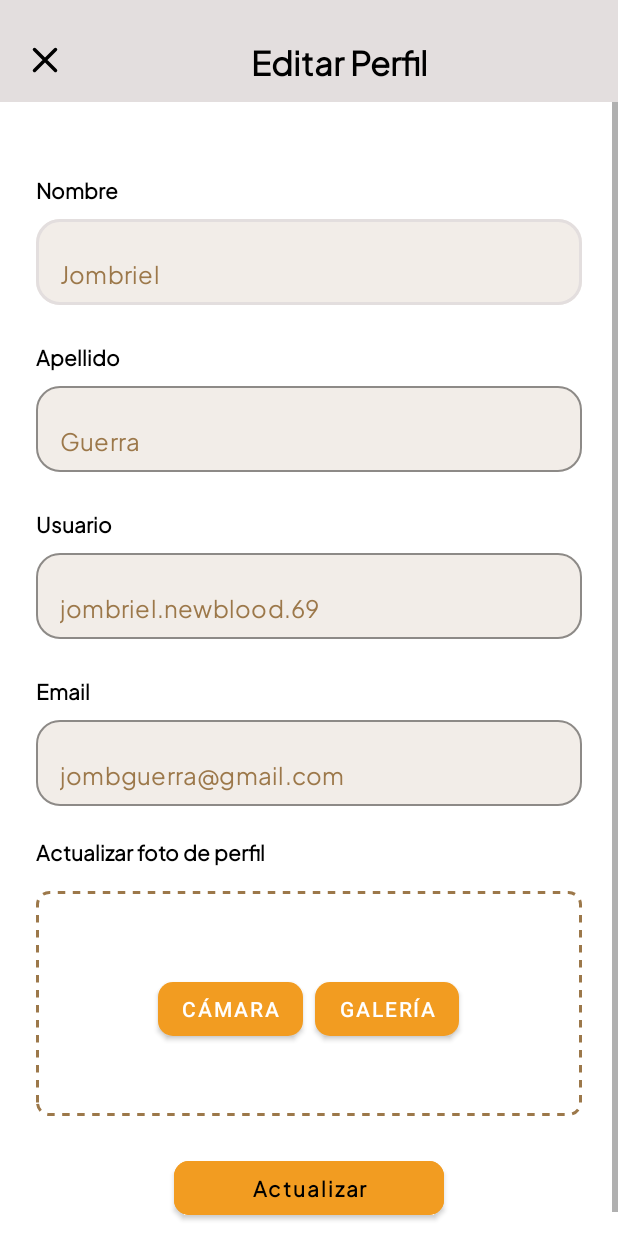
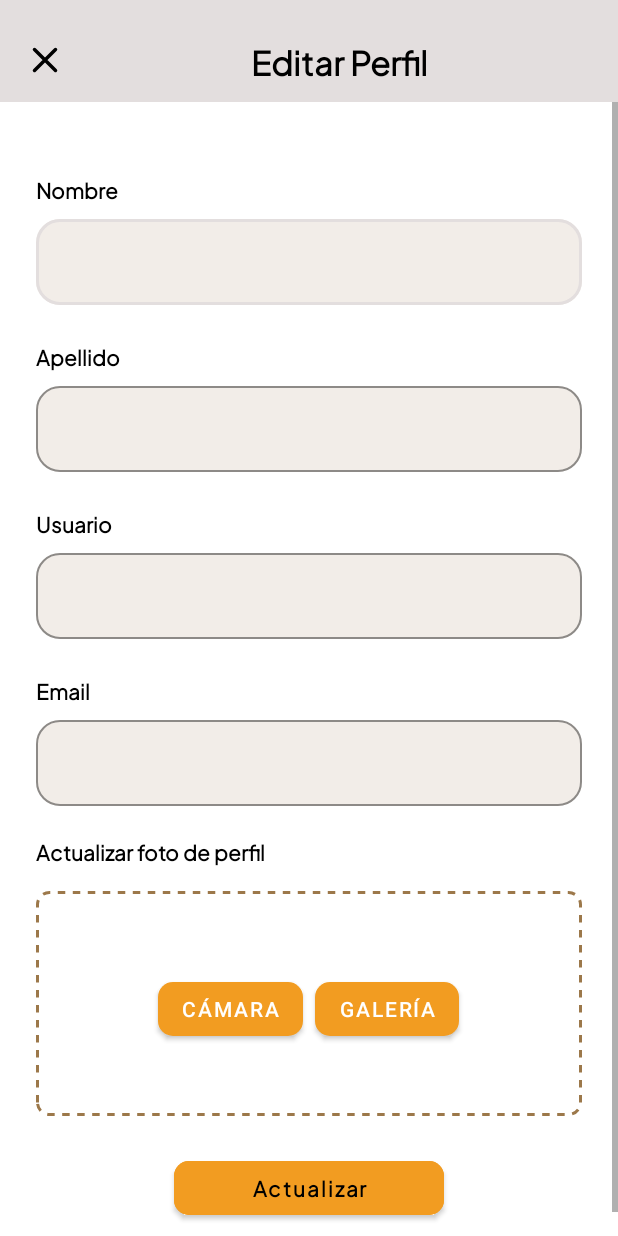
Before and after one commit to Estefano2344/LasHuequitasApp, an Android app: the EditarPerfilActivity screen opened directly, with no data from a screen before it, on a phone screen of 412 x 824 dp. Run offline under Robolectric (Android 15) with nearby library versions, the phone set to English and light mode, and no system bars.

Commit message:
fix(Anthony M): Limpiar código

```diff
--- a/app/src/main/res/layout/activity_editar_perfil.xml
+++ b/app/src/main/res/layout/activity_editar_perfil.xml
@@ -89,7 +89,7 @@
                     android:layout_width="match_parent"
                     android:layout_height="wrap_content"
                     android:fontFamily="@font/plus_jakarta_sans"
-                    android:text="@string/jombriel"
+                    android:text=""
                     android:textColor="@color/brown_textFillFields_percentRating" />
             </com.google.android.material.textfield.TextInputLayout>
 
@@ -119,7 +119,7 @@
                     android:layout_width="match_parent"
                     android:layout_height="wrap_content"
                     android:fontFamily="@font/plus_jakarta_sans"
-                    android:text="@string/guerra"
+                    android:text=""
                     android:textColor="@color/brown_textFillFields_percentRating" />
             </com.google.android.material.textfield.TextInputLayout>
 
@@ -149,7 +149,7 @@
                     android:layout_width="match_parent"
                     android:layout_height="wrap_content"
                     android:fontFamily="@font/plus_jakarta_sans"
-                    android:text="@string/usuarioUsername"
+                    android:text=""
                     android:textColor="@color/brown_textFillFields_percentRating" />
             </com.google.android.material.textfield.TextInputLayout>
 
@@ -179,7 +179,7 @@
                     android:layout_width="match_parent"
                     android:layout_height="wrap_content"
                     android:fontFamily="@font/plus_jakarta_sans"
-                    android:text="@string/usuarioEmail"
+                    android:text=""
                     android:textColor="@color/brown_textFillFields_percentRating" />
             </com.google.android.material.textfield.TextInputLayout>
 
--- a/app/src/main/res/values/strings.xml
+++ b/app/src/main/res/values/strings.xml
@@ -38,6 +38,7 @@
     <string name="hint_ubicacion">Ubicación</string>
     <string name="hint_subir_imagen">Subir Imagen</string>
     <string name="title_calificacion">Calificación</string>
+    <string name="title_fotografia">Fotografías</string>
     <string name="title_subir">Agrega una foto de tu comida</string>
     <string name="title_populares">Populares</string>
     <string name="hintPrecio">$$ • Rápida</string>
@@ -119,6 +120,7 @@
     <string name="agregarComentario">Agregar comentario</string>
     <string name="calificarResena">Calificar Reseña</string>
     <string name="escribeTuComentario">Escribe tu comentario...</string>
+    <string name="escribeTuOpinion">Escribe tu opinión...</string>
     <string name="restaurantes_recomendados">Restaurantes recomendados</string>
     <string name="restaurant">Restaurante</string>
     <string name="view_review">Ver Reseñas</string>
```
Also changed, not shown: app/src/main/res/layout/activity_nueva_resena.xml (+5 -5 lines).
